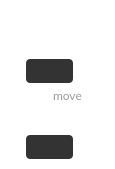
Qt form src/MEGASync/stalled_issues/gui/linux/StalledIssueFilePath.ui (meganz/MEGAsync) before a commit.
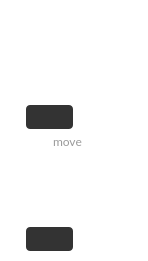
The same form after that commit. Icons and pictures are not drawn. Custom widgets are drawn as their Qt base class.

Commit message: Added wordwrap file paths

```diff
--- a/src/MEGASync/stalled_issues/gui/linux/StalledIssueFilePath.ui
+++ b/src/MEGASync/stalled_issues/gui/linux/StalledIssueFilePath.ui
@@ -248,7 +248,7 @@
         <property name="itsHover" stdset="0">
          <bool>false</bool>
         </property>
-        <layout class="QHBoxLayout" name="horizontalLayout" stretch="0,0,0">
+        <layout class="QHBoxLayout" name="horizontalLayout" stretch="0,1,0">
          <property name="spacing">
           <number>6</number>
          </property>
@@ -293,7 +293,7 @@
           </widget>
          </item>
          <item>
-          <widget class="QLabel" name="filePath">
+          <widget class="WordWrapLabel" name="filePathEdit">
            <property name="sizePolicy">
             <sizepolicy hsizetype="Expanding" vsizetype="Preferred">
              <horstretch>0</horstretch>
@@ -681,31 +681,15 @@
           </widget>
          </item>
          <item>
-          <widget class="QLabel" name="moveFilePath">
+          <widget class="WordWrapLabel" name="moveFilePathEdit">
            <property name="sizePolicy">
             <sizepolicy hsizetype="Expanding" vsizetype="Preferred">
              <horstretch>0</horstretch>
              <verstretch>0</verstretch>
             </sizepolicy>
            </property>
-           <property name="text">
-            <string/>
-           </property>
           </widget>
          </item>
-         <item>
-          <spacer name="horizontalSpacer_2">
-           <property name="orientation">
-            <enum>Qt::Horizontal</enum>
-           </property>
-           <property name="sizeHint" stdset="0">
-            <size>
-             <width>0</width>
-             <height>0</height>
-            </size>
-           </property>
-          </spacer>
-         </item>
          <item>
           <widget class="QLabel" name="moveFilePathAction">
            <property name="sizePolicy">
@@ -920,6 +904,13 @@
    </item>
   </layout>
  </widget>
+ <customwidgets>
+  <customwidget>
+   <class>WordWrapLabel</class>
+   <extends>QTextEdit</extends>
+   <header>WordWrapLabel.h</header>
+  </customwidget>
+ </customwidgets>
  <resources>
   <include location="../../../gui/Resources_linux.qrc"/>
  </resources>
```
Left out of the diff: 19 changed lines with no effect on the pictures. The commit also changes 17 other files.
